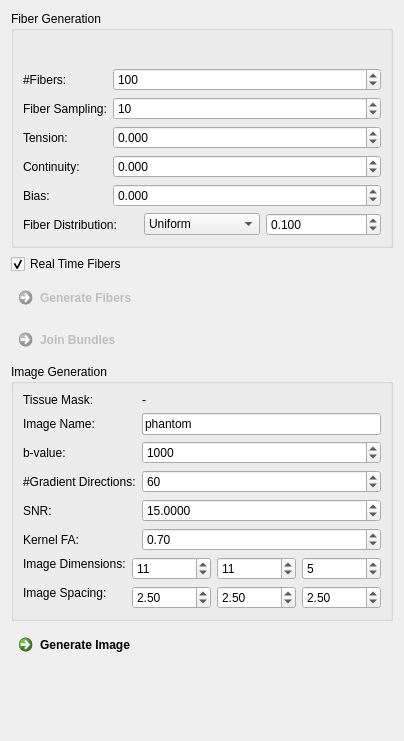
Before: the Qt Designer form Plugins/org.mitk.gui.qt.diffusionimaging/src/internal/QmitkFiberfoxViewControls.ui in MITK/MITK, drawn with Qt 5.
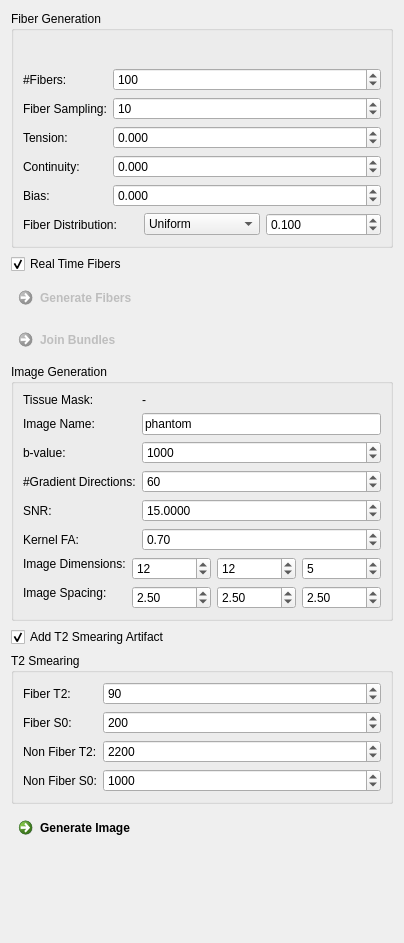
After: the same form once the commit is applied. Icons and pictures are not drawn.

Patch:
```diff
--- a/Plugins/org.mitk.gui.qt.diffusionimaging/src/internal/QmitkFiberfoxViewControls.ui
+++ b/Plugins/org.mitk.gui.qt.diffusionimaging/src/internal/QmitkFiberfoxViewControls.ui
@@ -7,21 +7,160 @@
     <x>0</x>
     <y>0</y>
     <width>404</width>
-    <height>741</height>
+    <height>943</height>
    </rect>
   </property>
   <property name="windowTitle">
    <string>Form</string>
   </property>
   <layout class="QGridLayout" name="gridLayout_2">
-   <item row="3" column="0">
-    <widget class="QCommandLinkButton" name="m_GenerateFibersButton">
-     <property name="enabled">
-      <bool>false</bool>
+   <item row="7" column="0">
+    <widget class="QGroupBox" name="groupBox_3">
+     <property name="title">
+      <string>T2 Smearing</string>
      </property>
-     <property name="text">
-      <string>Generate Fibers</string>
-     </property>
+     <layout class="QFormLayout" name="formLayout">
+      <item row="1" column="0">
+       <widget class="QLabel" name="m_TensorsToDWIBValueLabel_10">
+        <property name="toolTip">
+         <string comment="how fuzzy the confidence boundary should be. By default, confidence boundary is perfectly sharp (float); default: &quot;0&quot;" extracomment="how fuzzy the confidence boundary should be. By default, confidence boundary is perfectly sharp (float); default: &quot;0&quot;">how fuzzy the confidence boundary should be. By default, confidence boundary is perfectly sharp (float); default: &quot;0&quot;</string>
+        </property>
+        <property name="statusTip">
+         <string comment="how fuzzy the confidence boundary should be. By default, confidence boundary is perfectly sharp (float); default: &quot;0&quot;" extracomment="how fuzzy the confidence boundary should be. By default, confidence boundary is perfectly sharp (float); default: &quot;0&quot;">how fuzzy the confidence boundary should be. By default, confidence boundary is perfectly sharp (float); default: &quot;0&quot;</string>
+        </property>
+        <property name="whatsThis">
+         <string comment="how fuzzy the confidence boundary should be. By default, confidence boundary is perfectly sharp (float); default: &quot;0&quot;" extracomment="how fuzzy the confidence boundary should be. By default, confidence boundary is perfectly sharp (float); default: &quot;0&quot;">how fuzzy the confidence boundary should be. By default, confidence boundary is perfectly sharp (float); default: &quot;0&quot;</string>
+        </property>
+        <property name="text">
+         <string>Fiber T2:</string>
+        </property>
+        <property name="wordWrap">
+         <bool>false</bool>
+        </property>
+       </widget>
+      </item>
+      <item row="1" column="1">
+       <widget class="QSpinBox" name="m_FiberRelaxationT2Box">
+        <property name="minimum">
+         <number>1</number>
+        </property>
+        <property name="maximum">
+         <number>10000</number>
+        </property>
+        <property name="singleStep">
+         <number>1</number>
+        </property>
+        <property name="value">
+         <number>90</number>
+        </property>
+       </widget>
+      </item>
+      <item row="3" column="0">
+       <widget class="QLabel" name="m_TensorsToDWIBValueLabel_11">
+        <property name="toolTip">
+         <string comment="how fuzzy the confidence boundary should be. By default, confidence boundary is perfectly sharp (float); default: &quot;0&quot;" extracomment="how fuzzy the confidence boundary should be. By default, confidence boundary is perfectly sharp (float); default: &quot;0&quot;">how fuzzy the confidence boundary should be. By default, confidence boundary is perfectly sharp (float); default: &quot;0&quot;</string>
+        </property>
+        <property name="statusTip">
+         <string comment="how fuzzy the confidence boundary should be. By default, confidence boundary is perfectly sharp (float); default: &quot;0&quot;" extracomment="how fuzzy the confidence boundary should be. By default, confidence boundary is perfectly sharp (float); default: &quot;0&quot;">how fuzzy the confidence boundary should be. By default, confidence boundary is perfectly sharp (float); default: &quot;0&quot;</string>
+        </property>
+        <property name="whatsThis">
+         <string comment="how fuzzy the confidence boundary should be. By default, confidence boundary is perfectly sharp (float); default: &quot;0&quot;" extracomment="how fuzzy the confidence boundary should be. By default, confidence boundary is perfectly sharp (float); default: &quot;0&quot;">how fuzzy the confidence boundary should be. By default, confidence boundary is perfectly sharp (float); default: &quot;0&quot;</string>
+        </property>
+        <property name="text">
+         <string>Non Fiber T2:</string>
+        </property>
+        <property name="wordWrap">
+         <bool>false</bool>
+        </property>
+       </widget>
+      </item>
+      <item row="3" column="1">
+       <widget class="QSpinBox" name="m_NonFiberRelaxationT2Box">
+        <property name="minimum">
+         <number>1</number>
+        </property>
+        <property name="maximum">
+         <number>10000</number>
+        </property>
+        <property name="singleStep">
+         <number>1</number>
+        </property>
+        <property name="value">
+         <number>2200</number>
+        </property>
+       </widget>
+      </item>
+      <item row="2" column="0">
+       <widget class="QLabel" name="m_TensorsToDWIBValueLabel_12">
+        <property name="toolTip">
+         <string comment="how fuzzy the confidence boundary should be. By default, confidence boundary is perfectly sharp (float); default: &quot;0&quot;" extracomment="how fuzzy the confidence boundary should be. By default, confidence boundary is perfectly sharp (float); default: &quot;0&quot;">how fuzzy the confidence boundary should be. By default, confidence boundary is perfectly sharp (float); default: &quot;0&quot;</string>
+        </property>
+        <property name="statusTip">
+         <string comment="how fuzzy the confidence boundary should be. By default, confidence boundary is perfectly sharp (float); default: &quot;0&quot;" extracomment="how fuzzy the confidence boundary should be. By default, confidence boundary is perfectly sharp (float); default: &quot;0&quot;">how fuzzy the confidence boundary should be. By default, confidence boundary is perfectly sharp (float); default: &quot;0&quot;</string>
+        </property>
+        <property name="whatsThis">
+         <string comment="how fuzzy the confidence boundary should be. By default, confidence boundary is perfectly sharp (float); default: &quot;0&quot;" extracomment="how fuzzy the confidence boundary should be. By default, confidence boundary is perfectly sharp (float); default: &quot;0&quot;">how fuzzy the confidence boundary should be. By default, confidence boundary is perfectly sharp (float); default: &quot;0&quot;</string>
+        </property>
+        <property name="text">
+         <string>Fiber S0:</string>
+        </property>
+        <property name="wordWrap">
+         <bool>false</bool>
+        </property>
+       </widget>
+      </item>
+      <item row="2" column="1">
+       <widget class="QSpinBox" name="m_FiberS0Box">
+        <property name="minimum">
+         <number>0</number>
+        </property>
+        <property name="maximum">
+         <number>10000</number>
+        </property>
+        <property name="singleStep">
+         <number>1</number>
+        </property>
+        <property name="value">
+         <number>200</number>
+        </property>
+       </widget>
+      </item>
+      <item row="4" column="0">
+       <widget class="QLabel" name="m_TensorsToDWIBValueLabel_13">
+        <property name="toolTip">
+         <string comment="how fuzzy the confidence boundary should be. By default, confidence boundary is perfectly sharp (float); default: &quot;0&quot;" extracomment="how fuzzy the confidence boundary should be. By default, confidence boundary is perfectly sharp (float); default: &quot;0&quot;">how fuzzy the confidence boundary should be. By default, confidence boundary is perfectly sharp (float); default: &quot;0&quot;</string>
+        </property>
+        <property name="statusTip">
+         <string comment="how fuzzy the confidence boundary should be. By default, confidence boundary is perfectly sharp (float); default: &quot;0&quot;" extracomment="how fuzzy the confidence boundary should be. By default, confidence boundary is perfectly sharp (float); default: &quot;0&quot;">how fuzzy the confidence boundary should be. By default, confidence boundary is perfectly sharp (float); default: &quot;0&quot;</string>
+        </property>
+        <property name="whatsThis">
+         <string comment="how fuzzy the confidence boundary should be. By default, confidence boundary is perfectly sharp (float); default: &quot;0&quot;" extracomment="how fuzzy the confidence boundary should be. By default, confidence boundary is perfectly sharp (float); default: &quot;0&quot;">how fuzzy the confidence boundary should be. By default, confidence boundary is perfectly sharp (float); default: &quot;0&quot;</string>
+        </property>
+        <property name="text">
+         <string>Non Fiber S0:</string>
+        </property>
+        <property name="wordWrap">
+         <bool>false</bool>
+        </property>
+       </widget>
+      </item>
+      <item row="4" column="1">
+       <widget class="QSpinBox" name="m_NonFiberS0Box">
+        <property name="minimum">
+         <number>0</number>
+        </property>
+        <property name="maximum">
+         <number>10000</number>
+        </property>
+        <property name="singleStep">
+         <number>1</number>
+        </property>
+        <property name="value">
+         <number>1000</number>
+        </property>
+       </widget>
+      </item>
+     </layout>
     </widget>
    </item>
    <item row="5" column="0">
@@ -90,7 +229,7 @@
          <number>1</number>
         </property>
         <property name="value">
-         <number>11</number>
+         <number>12</number>
         </property>
        </widget>
       </item>
@@ -122,7 +261,7 @@
          <number>1</number>
         </property>
         <property name="value">
-         <number>11</number>
+         <number>12</number>
         </property>
        </widget>
       </item>
@@ -341,17 +480,17 @@
      </layout>
     </widget>
    </item>
-   <item row="8" column="0">
-    <widget class="QCommandLinkButton" name="m_GenerateImageButton">
+   <item row="4" column="0">
+    <widget class="QCommandLinkButton" name="m_JoinBundlesButton">
      <property name="enabled">
-      <bool>true</bool>
+      <bool>false</bool>
      </property>
      <property name="text">
-      <string>Generate Image</string>
+      <string>Join Bundles</string>
      </property>
     </widget>
    </item>
-   <item row="9" column="0">
+   <item row="10" column="0">
     <spacer name="verticalSpacer">
      <property name="orientation">
       <enum>Qt::Vertical</enum>
@@ -759,13 +898,33 @@
      </property>
     </widget>
    </item>
-   <item row="4" column="0">
-    <widget class="QCommandLinkButton" name="m_JoinBundlesButton">
+   <item row="3" column="0">
+    <widget class="QCommandLinkButton" name="m_GenerateFibersButton">
      <property name="enabled">
       <bool>false</bool>
      </property>
      <property name="text">
-      <string>Join Bundles</string>
+      <string>Generate Fibers</string>
+     </property>
+    </widget>
+   </item>
+   <item row="9" column="0">
+    <widget class="QCommandLinkButton" name="m_GenerateImageButton">
+     <property name="enabled">
+      <bool>true</bool>
+     </property>
+     <property name="text">
+      <string>Generate Image</string>
+     </property>
+    </widget>
+   </item>
+   <item row="6" column="0">
+    <widget class="QCheckBox" name="m_AddT2Smearing">
+     <property name="text">
+      <string>Add T2 Smearing Artifact</string>
+     </property>
+     <property name="checked">
+      <bool>true</bool>
      </property>
     </widget>
    </item>
```
